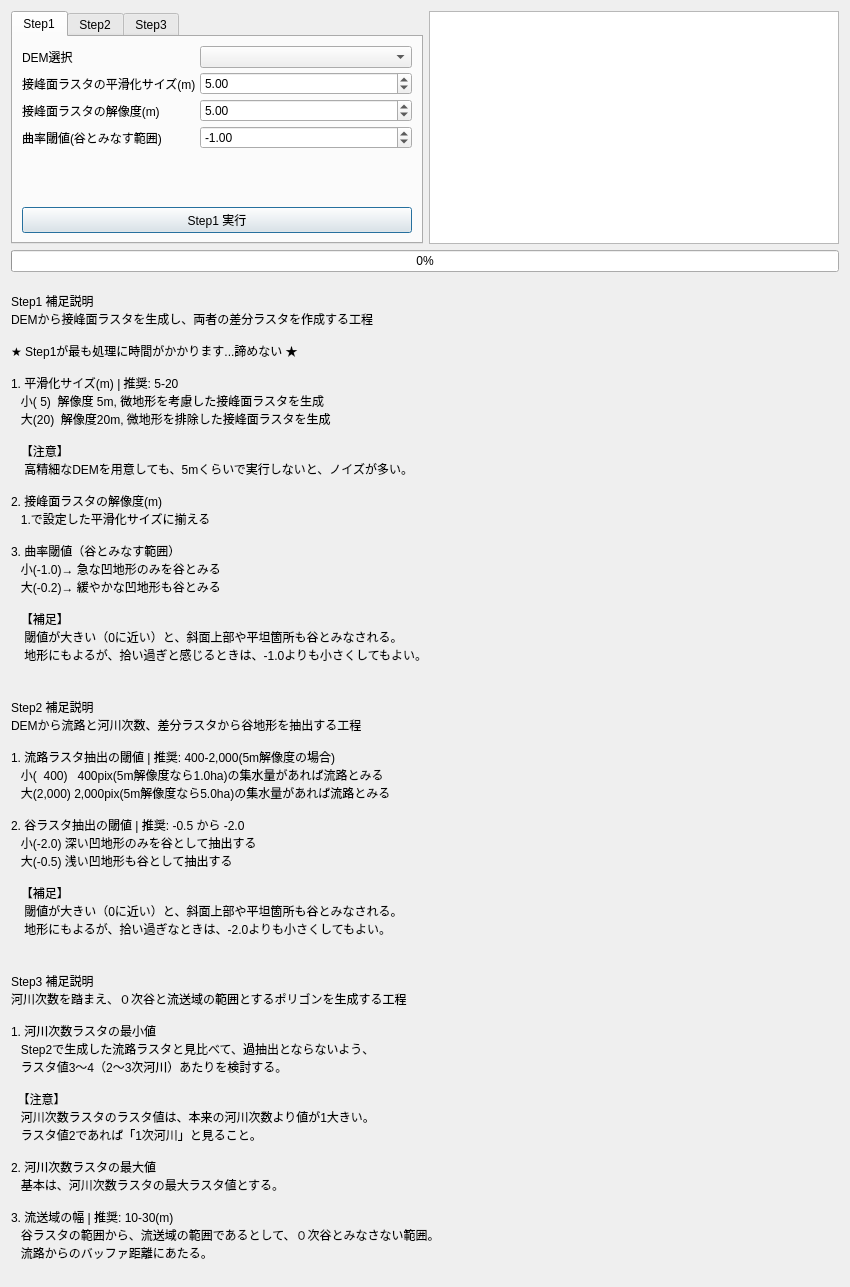
First picture: the form in plugin_dialog.ui, repository naokimuroki/ZeroOrderBasin-QGIS-plugin, before the edit.
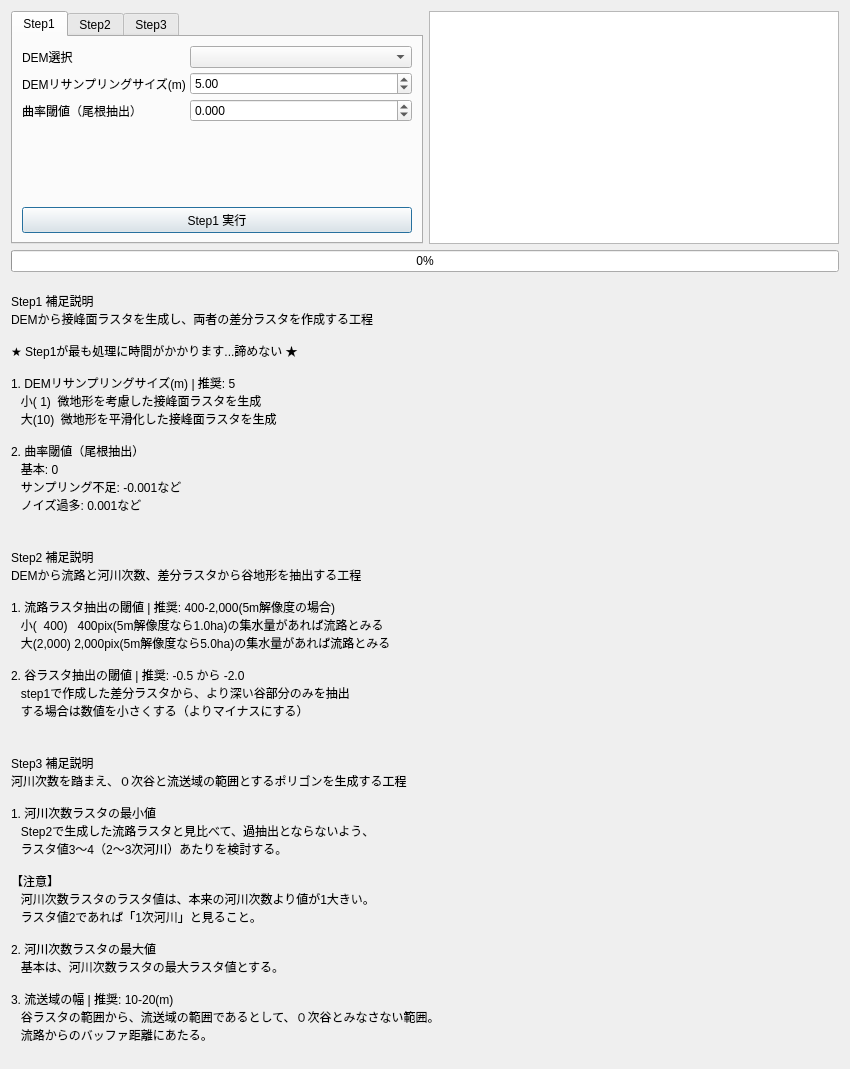
Second picture: the form after the edit.

```diff
--- a/plugin_dialog.ui
+++ b/plugin_dialog.ui
@@ -54,46 +54,32 @@
            <item row="1" column="0">
             <widget class="QLabel">
              <property name="text">
-              <string>接峰面ラスタの平滑化サイズ(m)</string>
+              <string>DEMリサンプリングサイズ(m)</string>
              </property>
             </widget>
            </item>
            <item row="1" column="1">
-            <widget class="QDoubleSpinBox" name="spinScale">
-             <property name="minimum"><double>1</double></property>
-             <property name="maximum"><double>50</double></property>
-             <property name="value"><double>5</double></property>
-            </widget>
-           </item>
-
-           <item row="2" column="0">
-            <widget class="QLabel">
-             <property name="text">
-              <string>接峰面ラスタの解像度(m)</string>
-             </property>
-            </widget>
-           </item>
-           <item row="2" column="1">
             <widget class="QDoubleSpinBox" name="spinRes">
              <property name="minimum"><double>1</double></property>
-             <property name="maximum"><double>50</double></property>
+             <property name="maximum"><double>20</double></property>
              <property name="value"><double>5</double></property>
             </widget>
            </item>
 
-           <item row="3" column="0">
+           <item row="2" column="0">
             <widget class="QLabel">
              <property name="text">
-              <string>曲率閾値(谷とみなす範囲)</string>
+              <string>曲率閾値（尾根抽出）</string>
              </property>
             </widget>
            </item>
-           <item row="3" column="1">
+           <item row="2" column="1">
             <widget class="QDoubleSpinBox" name="spinCurv">
-             <property name="minimum"><double>-10</double></property>
-             <property name="maximum"><double>0</double></property>
-             <property name="singleStep"><double>0.1</double></property>
-             <property name="value"><double>-1.0</double></property>
+             <property name="minimum"><double>-0.02</double></property>
+             <property name="maximum"><double>0.02</double></property>
+             <property name="decimals"><number>3</number></property>
+             <property name="singleStep"><double>0.001</double></property>
+             <property name="value"><double>0.000</double></property>
             </widget>
            </item>
 
@@ -347,23 +333,14 @@
 
 ★ Step1が最も処理に時間がかかります...諦めない ★
 
-1. 平滑化サイズ(m) | 推奨: 5-20
-   小( 5)  解像度 5m, 微地形を考慮した接峰面ラスタを生成
-   大(20)  解像度20m, 微地形を排除した接峰面ラスタを生成
+1. DEMリサンプリングサイズ(m) | 推奨: 5
+   小( 1)  微地形を考慮した接峰面ラスタを生成
+   大(10)  微地形を平滑化した接峰面ラスタを生成
 
-   【注意】
-    高精細なDEMを用意しても、5mくらいで実行しないと、ノイズが多い。
-
-2. 接峰面ラスタの解像度(m)
-   1.で設定した平滑化サイズに揃える
-
-3. 曲率閾値（谷とみなす範囲）
-   小(-1.0)→ 急な凹地形のみを谷とみる
-   大(-0.2)→ 緩やかな凹地形も谷とみる
-
-   【補足】
-    閾値が大きい（0に近い）と、斜面上部や平坦箇所も谷とみなされる。
-    地形にもよるが、拾い過ぎと感じるときは、-1.0よりも小さくしてもよい。
+2. 曲率閾値（尾根抽出）
+   基本: 0
+   サンプリング不足: -0.001など
+   ノイズ過多: 0.001など
       </string></property>
     </widget>
    </item>
@@ -380,12 +357,8 @@
    大(2,000) 2,000pix(5m解像度なら5.0ha)の集水量があれば流路とみる
 
 2. 谷ラスタ抽出の閾値 | 推奨: -0.5 から -2.0
-   小(-2.0) 深い凹地形のみを谷として抽出する
-   大(-0.5) 浅い凹地形も谷として抽出する
-   
-   【補足】
-    閾値が大きい（0に近い）と、斜面上部や平坦箇所も谷とみなされる。
-    地形にもよるが、拾い過ぎなときは、-2.0よりも小さくしてもよい。
+   step1で作成した差分ラスタから、より深い谷部分のみを抽出
+   する場合は数値を小さくする（よりマイナスにする）
       </string></property>
     </widget>
    </item>
@@ -400,15 +373,15 @@
 1. 河川次数ラスタの最小値
    Step2で生成した流路ラスタと見比べて、過抽出とならないよう、
    ラスタ値3～4（2～3次河川）あたりを検討する。
-  
-  【注意】
+
+【注意】
    河川次数ラスタのラスタ値は、本来の河川次数より値が1大きい。
    ラスタ値2であれば「1次河川」と見ること。
 
 2. 河川次数ラスタの最大値
    基本は、河川次数ラスタの最大ラスタ値とする。
 
-3. 流送域の幅 | 推奨: 10-30(m)
+3. 流送域の幅 | 推奨: 10-20(m)
    谷ラスタの範囲から、流送域の範囲であるとして、０次谷とみなさない範囲。
    流路からのバッファ距離にあたる。
       </string></property>
```
Left out of the diff: 5 changed lines with no effect on the pictures.
